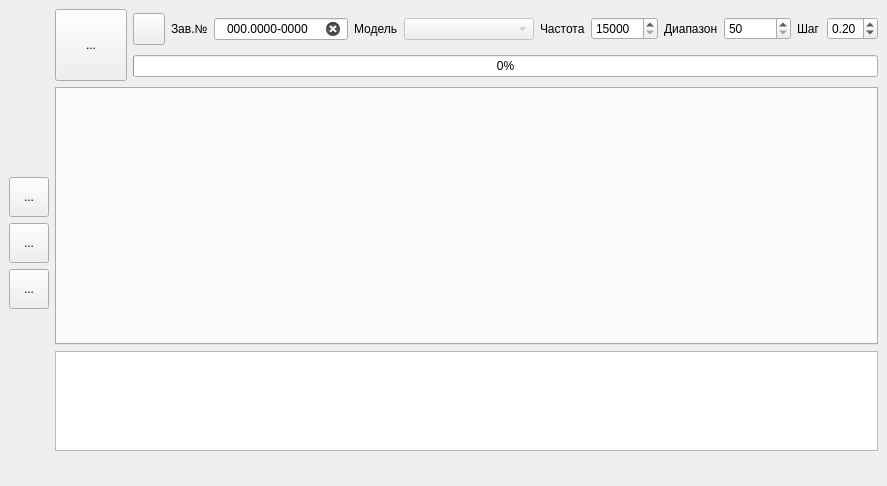
Qt form src/usonicapp/forms/mainwindow.ui (Kneshal/usonicApp) before a commit.
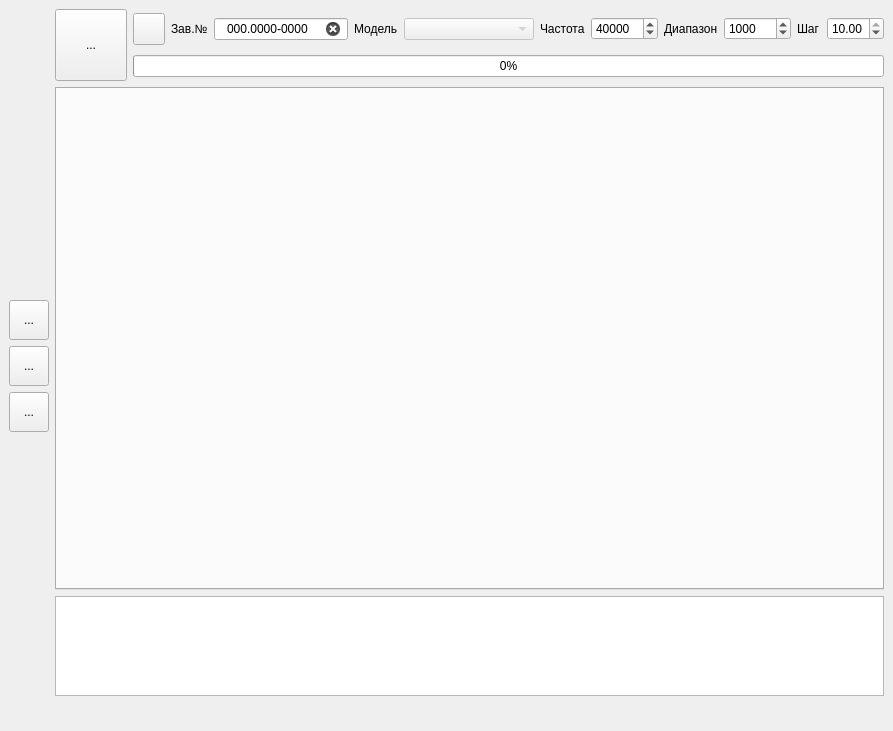
The same form after that commit. Icons and pictures are not drawn.

```diff
--- a/src/usonicapp/forms/mainwindow.ui
+++ b/src/usonicapp/forms/mainwindow.ui
@@ -7,7 +7,7 @@
     <x>0</x>
     <y>0</y>
     <width>868</width>
-    <height>486</height>
+    <height>731</height>
    </rect>
   </property>
   <property name="sizePolicy">
@@ -312,6 +312,9 @@
               <property name="singleStep">
                <number>100</number>
               </property>
+              <property name="value">
+               <number>40000</number>
+              </property>
              </widget>
             </item>
             <item>
@@ -336,7 +339,7 @@
                <number>100</number>
               </property>
               <property name="value">
-               <number>50</number>
+               <number>1000</number>
               </property>
              </widget>
             </item>
@@ -353,13 +356,13 @@
                <double>0.010000000000000</double>
               </property>
               <property name="maximum">
-               <double>1.000000000000000</double>
+               <double>10.000000000000000</double>
               </property>
               <property name="singleStep">
                <double>0.010000000000000</double>
               </property>
               <property name="value">
-               <double>0.200000000000000</double>
+               <double>10.000000000000000</double>
               </property>
              </widget>
             </item>
```
Left out of the diff: 2 changed lines with no effect on the pictures.
